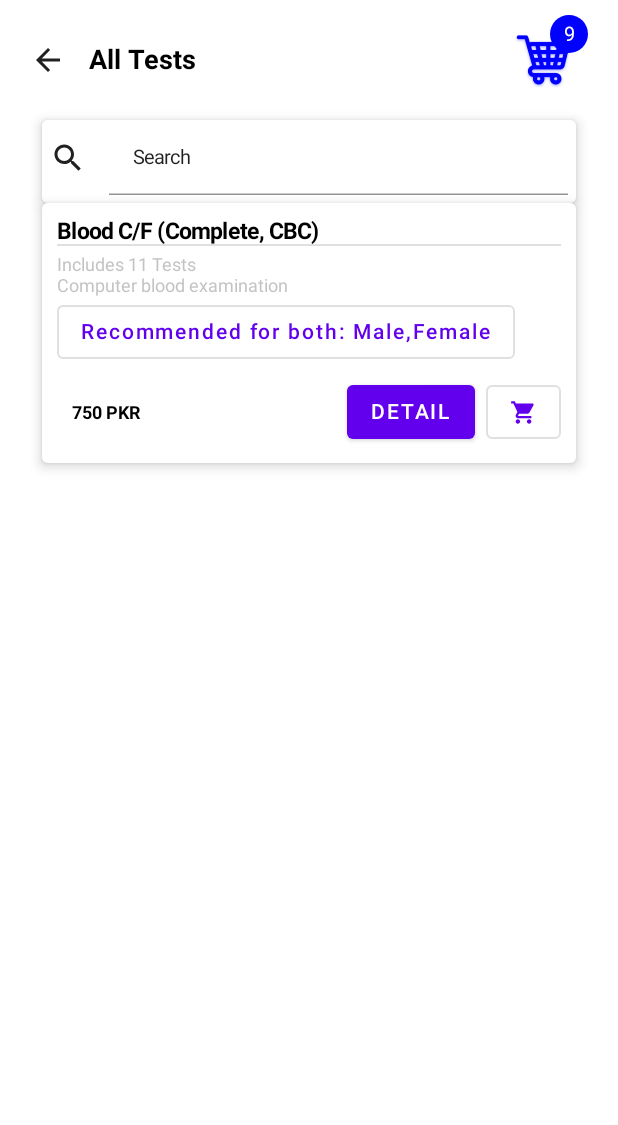
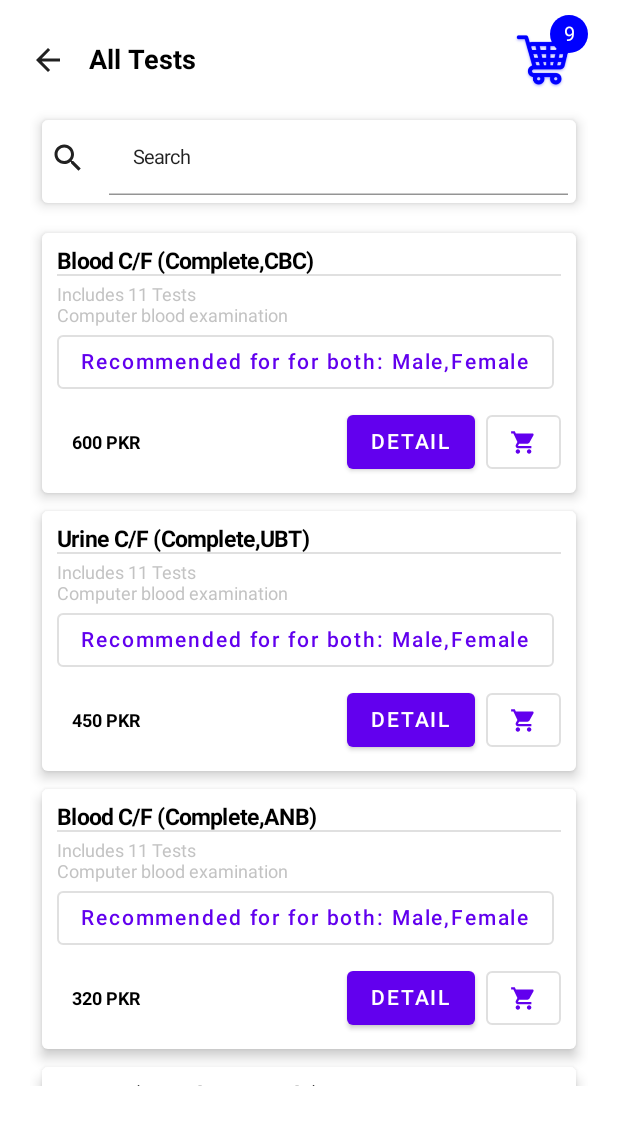
Before and after one commit to Amir-ByteGrowth/MvvmJetPackLab, an Android app built with Jetpack Compose: the composable TestsListScreen shown on its own in the app's theme, on a phone screen of 412 x 824 dp. Shown: the top 1125 px of the screen. Run offline under Robolectric (Android 15) with nearby library versions, the phone set to English and light mode, and no system bars; our stand-ins replace Dagger/Hilt's generated code.

Commit message:
test list content composable created

```diff
--- a/app/src/main/java/com/example/mvvmjetpackcompose/data/models/TestModel.kt
+++ b/app/src/main/java/com/example/mvvmjetpackcompose/data/models/TestModel.kt
@@ -1,3 +1,11 @@
 package com.example.mvvmjetpackcompose.data.models
 
 data class TestModel(val icon: Int, val name: String)
+
+data class TestListModel(
+    val testName: String,
+    val testInclude: String,
+    val testType: String,
+    val recommendedFor: String,
+    val price: String
+)
--- /dev/null
+++ b/app/src/main/java/com/example/mvvmjetpackcompose/ui/screens/testslitcscreen/TestListViewModel.kt
@@ -0,0 +1,63 @@
+package com.example.mvvmjetpackcompose.ui.screens.testslitcscreen
+
+import androidx.lifecycle.ViewModel
+import com.example.mvvmjetpackcompose.R
+import com.example.mvvmjetpackcompose.data.models.TestListModel
+import com.example.mvvmjetpackcompose.data.models.TestModel
+import com.example.mvvmjetpackcompose.data.remote.reporitory.MainRepository
+import com.example.mvvmjetpackcompose.utils.NetworkHelper
+import dagger.hilt.android.lifecycle.HiltViewModel
+import javax.inject.Inject
+
+@HiltViewModel
+class TestListViewModel @Inject constructor(
+    private val mainRepository: MainRepository,
+    private val networkHelper: NetworkHelper
+) : ViewModel() {
+    var testListModel = listOf(
+        TestListModel(
+            "Blood C/F (Complete,CBC)",
+            "Includes 11 Tests",
+            "Computer blood examination",
+            "Recommended for for both: Male,Female",
+            "600 PKR"
+        ),
+        TestListModel(
+            "Urine C/F (Complete,UBT)",
+            "Includes 11 Tests",
+            "Computer blood examination",
+            "Recommended for for both: Male,Female",
+            "450 PKR"
+        ),
+        TestListModel(
+            "Blood C/F (Complete,ANB)",
+            "Includes 11 Tests",
+            "Computer blood examination",
+            "Recommended for for both: Male,Female",
+            "320 PKR"
+        ),
+        TestListModel(
+            "HEART (Complete,Female)",
+            "Includes 11 Tests",
+            "Computer blood examination",
+            "Recommended for for both: Male,Female",
+            "370 PKR"
+        ),
+        TestListModel(
+            "Nerve (Complete,Female)",
+            "Includes 11 Tests",
+            "Computer blood examination",
+            "Recommended for for both: Male,Female",
+            "180 PKR"
+        ),
+        TestListModel(
+            "Shoulder C/F (Complete,Female)",
+            "Includes 11 Tests",
+            "Computer blood examination",
+            "Recommended for for both: Male,Female",
+            "980 PKR"
+        )
+    )
+
+
+}
--- a/app/src/main/java/com/example/mvvmjetpackcompose/ui/screens/testslitcscreen/TestsListScreen.kt
+++ b/app/src/main/java/com/example/mvvmjetpackcompose/ui/screens/testslitcscreen/TestsListScreen.kt
@@ -7,6 +7,7 @@ import androidx.compose.foundation.clickable
 import androidx.compose.foundation.interaction.MutableInteractionSource
 import androidx.compose.foundation.layout.*
 import androidx.compose.foundation.lazy.LazyColumn
+import androidx.compose.foundation.lazy.items
 import androidx.compose.foundation.shape.RoundedCornerShape
 import androidx.compose.material.*
 import androidx.compose.material.icons.Icons
@@ -27,7 +28,9 @@ import androidx.compose.ui.text.font.FontWeight
 import androidx.compose.ui.tooling.preview.Preview
 import androidx.compose.ui.unit.dp
 import androidx.compose.ui.unit.sp
+import androidx.hilt.navigation.compose.hiltViewModel
 import com.example.mvvmjetpackcompose.R
+import com.example.mvvmjetpackcompose.data.models.TestListModel
 
 @Composable
 fun TestsListScreen(modifier: Modifier = Modifier) {
@@ -36,16 +39,28 @@ fun TestsListScreen(modifier: Modifier = Modifier) {
         content = {
             Column(modifier = modifier.padding(vertical = 10.dp, horizontal = 8.dp)) {
                 TestListsScreenSearchBar()
-                TestListItem()
+                Spacer(modifier = modifier.height(10.dp))
+                AllTestsListContent()
+
             }
         })
 }
 
+
+@Composable
+fun AllTestsListContent(testListViewModel: TestListViewModel = hiltViewModel()) {
+    LazyColumn(modifier = Modifier.padding(bottom = 70.dp)) {
+        items(testListViewModel.testListModel) {
+            TestListItem(testListModel = it)
+        }
+    }
+}
+
+
 @Composable
 fun TestListsScreenSearchBar(modifier: Modifier = Modifier) {
     Card(
-        modifier = modifier
-            .height(55.dp), elevation = 5.dp
+        modifier = modifier.height(55.dp), elevation = 5.dp
     ) {
         Row(
             verticalAlignment = Alignment.CenterVertically,
@@ -74,33 +89,30 @@ fun TestsListAppBar(modifier: Modifier = Modifier) {
             .height(60.dp)
     ) {
         Row(verticalAlignment = Alignment.CenterVertically, modifier = modifier.fillMaxHeight()) {
-            Icon(
-                imageVector = Icons.Default.ArrowBack,
+            Icon(imageVector = Icons.Default.ArrowBack,
                 contentDescription = "Back",
                 modifier = modifier.clickable {})
             Spacer(modifier = modifier.width(15.dp))
             Text(
-                text = "All Tests",
-                style = TextStyle.Default.copy(
-                    color = Color.Black,
-                    fontWeight = FontWeight.Bold,
-                    fontSize = 18.sp
+                text = "All Tests", style = TextStyle.Default.copy(
+                    color = Color.Black, fontWeight = FontWeight.Bold, fontSize = 18.sp
                 )
             )
         }
 
-        Box(modifier = modifier
-            .align(Alignment.TopEnd)
-            .fillMaxHeight()
-            .clickable(
-                interactionSource = remember { MutableInteractionSource() },
-                indication = rememberRipple(bounded = true), // You can also change the color and radius of the ripple
-                onClick = {}
-            )
+        Box(
+            modifier = modifier
+                .align(Alignment.TopEnd)
+                .fillMaxHeight()
+                .clickable(interactionSource = remember { MutableInteractionSource() },
+                    indication = rememberRipple(bounded = true), // You can also change the color and radius of the ripple
+                    onClick = {})
         ) {
             Icon(
                 painter = painterResource(id = R.drawable.iconscart),
-                contentDescription = "icons", tint = Color.Blue, modifier = modifier.align(
+                contentDescription = "icons",
+                tint = Color.Blue,
+                modifier = modifier.align(
                     Alignment.BottomStart
                 )
             )
@@ -110,8 +122,7 @@ fun TestsListAppBar(modifier: Modifier = Modifier) {
                     .size(25.dp)
                     .align(Alignment.TopEnd)
                     .clip(RoundedCornerShape(100))
-                    .background(Color.Blue),
-                contentAlignment = Alignment.Center
+                    .background(Color.Blue), contentAlignment = Alignment.Center
             ) {
                 Text(text = "9", color = Color.White, fontSize = 13.sp)
             }
@@ -120,50 +131,42 @@ fun TestsListAppBar(modifier: Modifier = Modifier) {
 }
 
 @Composable
-fun TestListItem(modifier: Modifier = Modifier) {
-    Card(elevation = 5.dp) {
+fun TestListItem(modifier: Modifier = Modifier, testListModel: TestListModel) {
+    Card(elevation = 5.dp, modifier = modifier.padding(top = 10.dp, bottom = 2.dp)) {
         Column(modifier = modifier.padding(horizontal = 10.dp, vertical = 10.dp)) {
             Text(
-                text = "Blood C/F (Complete, CBC)",
-                style = TextStyle.Default.copy(
-                    color = Color.Black,
-                    fontWeight = FontWeight.Bold,
-                    fontSize = 15.sp
+                text = testListModel.testName, style = TextStyle.Default.copy(
+                    color = Color.Black, fontWeight = FontWeight.Bold, fontSize = 15.sp
                 )
 
             )
             Divider()
             Spacer(modifier = modifier.height(5.dp))
             Text(
-                text = "Includes 11 Tests",
-                style = TextStyle.Default.copy(
-                    color = Color.Gray.copy(alpha = 0.5f),
-                    fontSize = 12.sp
+                text = testListModel.testInclude, style = TextStyle.Default.copy(
+                    color = Color.Gray.copy(alpha = 0.5f), fontSize = 12.sp
                 )
             )
 
             Text(
-                text = "Computer blood examination",
-                style = TextStyle.Default.copy(
-                    color = Color.Gray.copy(alpha = 0.5f),
-                    fontSize = 12.sp
+                text = testListModel.testType, style = TextStyle.Default.copy(
+                    color = Color.Gray.copy(alpha = 0.5f), fontSize = 12.sp
                 )
             )
 
             OutlinedButton(onClick = { /*TODO*/ }) {
-                Text(text = "Recommended for both: Male,Female")
+                Text(text = testListModel.recommendedFor)
             }
             Box(
                 modifier = modifier
                     .fillMaxWidth()
-                    .padding(start = 10.dp, top = 5.dp), contentAlignment = Alignment.CenterStart
+                    .padding(start = 10.dp, top = 5.dp),
+                contentAlignment = Alignment.CenterStart
             ) {
                 Text(
 
-                    text = "750 PKR",
-                    style = TextStyle.Default.copy(
-                        color = Color.Black,
-                        fontWeight = FontWeight.Bold, fontSize = 12.sp
+                    text = testListModel.price, style = TextStyle.Default.copy(
+                        color = Color.Black, fontWeight = FontWeight.Bold, fontSize = 12.sp
                     )
                 )
                 Row(modifier = modifier.align(Alignment.CenterEnd)) {
@@ -187,5 +190,5 @@ fun TestListItem(modifier: Modifier = Modifier) {
 @Preview(showBackground = true)
 @Composable
 fun PreviewTestListItem() {
-    TestListItem()
+    TestListItem(testListModel = TestListModel("", "", "", "", ""))
 }
```
